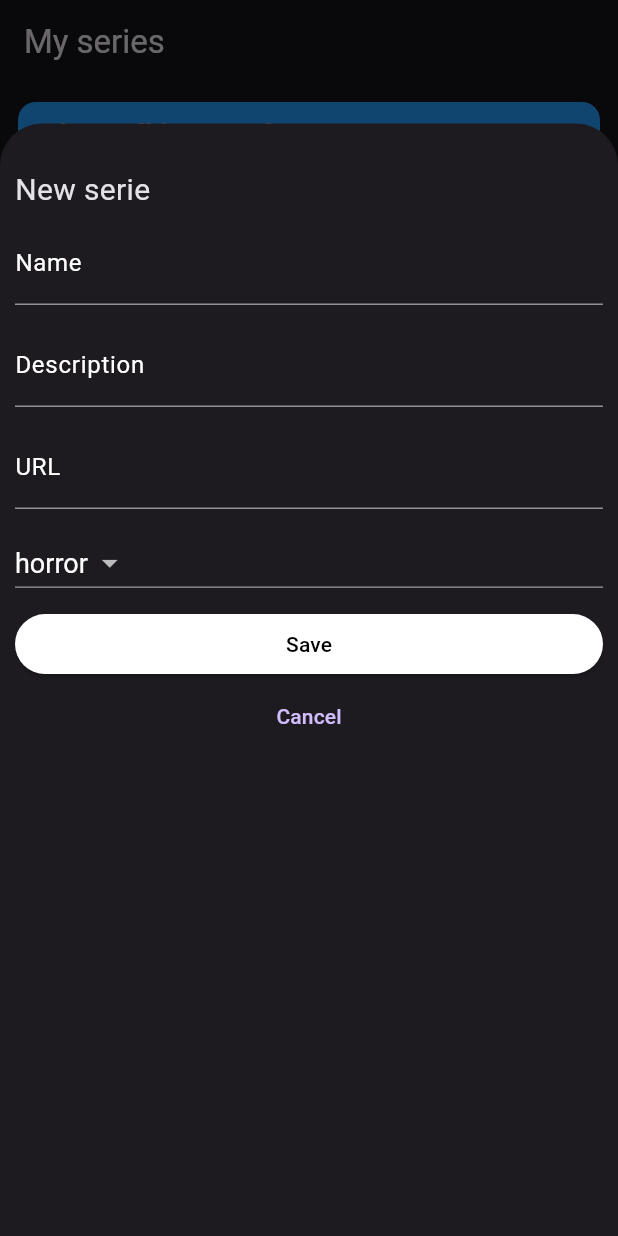
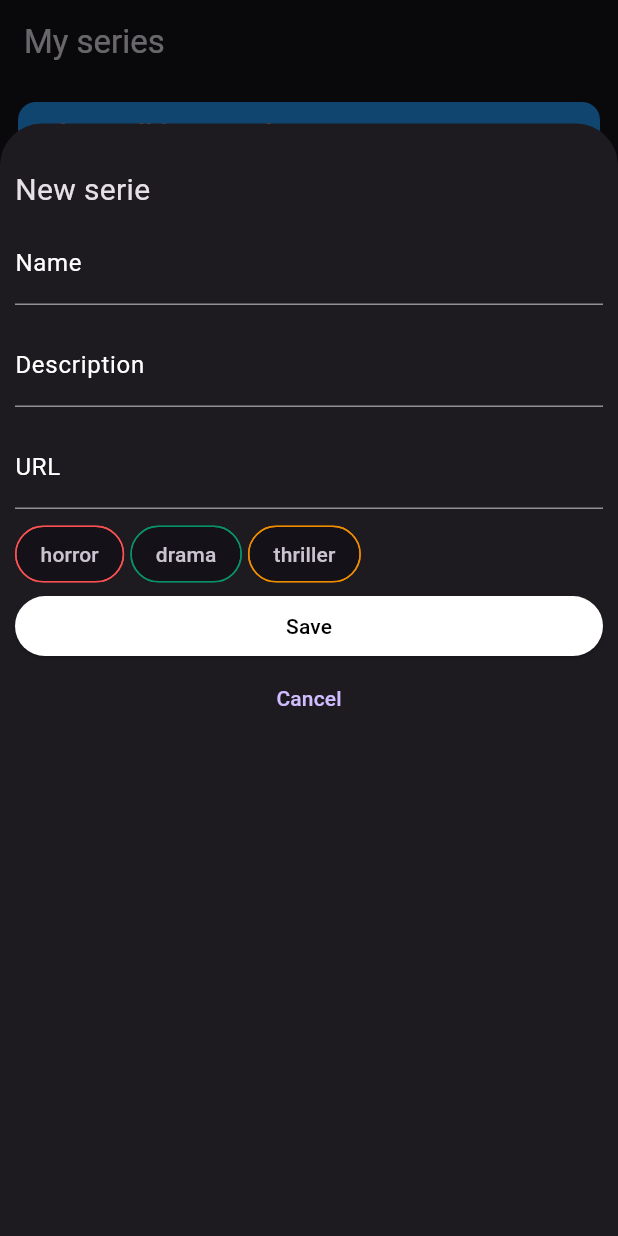
Before and after one commit to Emmanueloz/my_series_list, a Flutter app: the screen it shows after launch, after a tap on the "add" icon, on a phone screen of 412 x 824 dp. Run offline on Flutter 3.47's test engine with Material 3 defaults, Android fonts, the light colour scheme and no system bars.

Commit message:
selector de tags

```diff
--- a/lib/domain/tag_repository.dart
+++ b/lib/domain/tag_repository.dart
@@ -13,13 +13,6 @@ class MemoryTagRepository implements ITagRepository {
 
   @override
   Future<void> init() async {
-    print(
-      "tag ${_tags.length}",
-    );
-    print(
-      "tag ${_tags.isNotEmpty}",
-    );
-
     if (_tags.isNotEmpty) return;
 
     _tags.add(Tag(name: "horror", colorARGB: "0xfffa5252"));
--- /dev/null
+++ b/lib/views/components/input_chip_tag.dart
@@ -0,0 +1,27 @@
+import 'package:flutter/material.dart';
+import 'package:my_series_list/domain/tag.dart';
+
+class InputChipTag extends StatelessWidget {
+  final Tag tag;
+  final bool selected;
+  final void Function(bool)? onSelected;
+
+  const InputChipTag({
+    super.key,
+    required this.tag,
+    required this.selected,
+    this.onSelected,
+  });
+
+  @override
+  Widget build(BuildContext context) {
+    return InputChip(
+      selected: selected,
+      selectedColor: Color(int.parse(tag.colorARGB)),
+      label: Text(tag.name),
+      shape: const StadiumBorder(),
+      onSelected: onSelected,
+      side: BorderSide(color: Color(int.parse(tag.colorARGB))),
+    );
+  }
+}
--- a/lib/views/components/input_text.dart
+++ b/lib/views/components/input_text.dart
@@ -4,7 +4,7 @@ class InputText extends StatelessWidget {
   final String labelText;
   final String? value;
   final TextInputType keyboardType;
-  final Function(String)? onChanged;
+  final void Function(String)? onChanged;
   const InputText({
     super.key,
     required this.labelText,
--- a/lib/views/components/select_tag.dart
+++ /dev/null
@@ -1,39 +0,0 @@
-import 'package:flutter/material.dart';
-import 'package:my_series_list/application/tags_provider.dart';
-import 'package:my_series_list/domain/tag.dart';
-import 'package:provider/provider.dart';
-
-class SelectTag extends StatelessWidget {
-  final String labelText;
-  final Tag? value;
-  final void Function(Tag?)? onChanged;
-  const SelectTag({
-    super.key,
-    required this.labelText,
-    this.value,
-    this.onChanged,
-  });
-
-  @override
-  Widget build(BuildContext context) {
-    return Padding(
-      padding: const EdgeInsets.symmetric(vertical: 6.0),
-      child: Consumer<TagsProvider>(
-        builder: (context, tagsProvider, child) {
-          tagsProvider.getTags();
-          return DropdownButton<Tag>(
-            value: value ?? tagsProvider.listTags[0],
-            style: const TextStyle(fontSize: 18),
-            items: tagsProvider.listTags
-                .map((tag) => DropdownMenuItem(
-                      value: tag,
-                      child: Text(tag.name),
-                    ))
-                .toList(),
-            onChanged: onChanged,
-          );
-        },
-      ),
-    );
-  }
-}
--- a/lib/views/pages/home.dart
+++ b/lib/views/pages/home.dart
@@ -38,7 +38,18 @@ class _HomePageState extends State<HomePage> {
           },
         );
       }),
-      floatingActionButton: const ModalFormSeries(),
+      floatingActionButton: FloatingActionButton(
+        child: const Icon(Icons.add),
+        onPressed: () {
+          showModalBottomSheet(
+            context: context,
+            scrollControlDisabledMaxHeightRatio: 0.9,
+            builder: (context) {
+              return const ModalFormSeries();
+            },
+          );
+        },
+      ),
     );
   }
 }
--- a/lib/views/sections/modal_form_series.dart
+++ b/lib/views/sections/modal_form_series.dart
@@ -1,21 +1,67 @@
 import 'package:flutter/material.dart';
+import 'package:my_series_list/application/tags_provider.dart';
+import 'package:my_series_list/domain/tag.dart';
+import 'package:my_series_list/views/components/input_chip_tag.dart';
+
 import 'package:my_series_list/views/components/input_text.dart';
-import 'package:my_series_list/views/components/select_tag.dart';
+import 'package:provider/provider.dart';
 
-class ModalFormSeries extends StatelessWidget {
+class ModalFormSeries extends StatefulWidget {
   const ModalFormSeries({
     super.key,
   });
 
   @override
+  State<ModalFormSeries> createState() => _ModalFormSeriesState();
+}
+
+class _ModalFormSeriesState extends State<ModalFormSeries> {
+  late final TagsProvider _tagsProvider;
+
+  String name = "";
+  String description = "";
+  String url = "";
+  List<Tag> selectedTags = [];
+
+  @override
+  void initState() {
+    super.initState();
+    print("modal de tags");
+    _tagsProvider = Provider.of<TagsProvider>(context, listen: false);
+
+    _tagsProvider.getTags();
+  }
+
+  void _onNameChanged(String value) {
+    setState(() {
+      name = value;
+    });
+  }
+
+  void _onDescriptionChanged(String value) {
+    setState(() {
+      description = value;
+    });
+  }
+
+  void _onUrlChanged(String value) {
+    setState(() {
+      url = value;
+    });
+  }
+
+  void _onTagChanged(bool isSelected, Tag tag) {
+    setState(() {
+      if (isSelected) {
+        selectedTags.add(tag);
+      } else {
+        selectedTags.remove(tag);
+      }
+    });
+  }
+
+  @override
   Widget build(BuildContext context) {
-    return FloatingActionButton(
-      child: const Icon(Icons.add),
-      onPressed: () {
-        showModalBottomSheet(
-          context: context,
-          scrollControlDisabledMaxHeightRatio: 0.9,
-          builder: (context) {
     return Container(
       padding: const EdgeInsets.symmetric(
         vertical: 30,
@@ -34,31 +80,49 @@ class ModalFormSeries extends StatelessWidget {
               children: [
                 InputText(
                   labelText: "Name",
-                          onChanged: (value) {},
+                  onChanged: _onNameChanged,
                 ),
                 InputText(
                   labelText: "Description",
                   keyboardType: TextInputType.multiline,
-                          onChanged: (value) {},
+                  onChanged: _onDescriptionChanged,
                 ),
                 InputText(
                   labelText: "URL",
                   keyboardType: TextInputType.url,
-                          onChanged: (value) {},
+                  onChanged: _onUrlChanged,
                 ),
-                        SelectTag(
-                          labelText: "Tags",
-                          onChanged: (value) {},
+                Consumer<TagsProvider>(
+                  builder: (context, tagsProvider, child) {
+                    return Wrap(
+                      spacing: 4,
+                      children: tagsProvider.listTags
+                          .map(
+                            (tag) => InputChipTag(
+                              tag: tag,
+                              selected: selectedTags.contains(tag),
+                              onSelected: (value) {
+                                _onTagChanged(value, tag);
+                              },
+                            ),
+                          )
+                          .toList(),
+                    );
+                  },
                 ),
                 ElevatedButton(
                   onPressed: () {
-                            Navigator.pop(context);
+                    print(name);
+                    print(description);
+                    print(url);
+                    print(selectedTags);
+                    //Navigator.pop(context);
                   },
                   style: ElevatedButton.styleFrom(
                     backgroundColor: Colors.white,
                   ),
-                          child: const Text("Save",
-                              style: TextStyle(color: Colors.black)),
+                  child:
+                      const Text("Save", style: TextStyle(color: Colors.black)),
                 ),
                 TextButton(
                   onPressed: () {
@@ -72,9 +136,5 @@ class ModalFormSeries extends StatelessWidget {
         ],
       ),
     );
-          },
-        );
-      },
-    );
   }
 }
```
Lines whose indentation alone changed are shown as unchanged.
